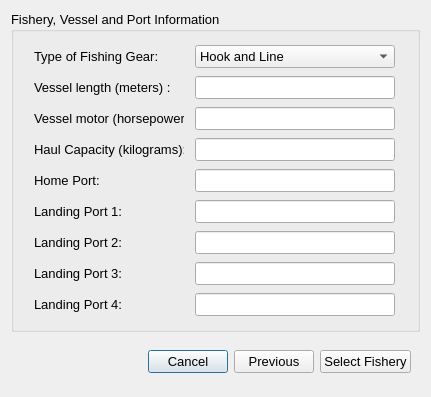
First picture: the form in cobi_loreto/Interview/fisherswindow.ui, repository Ecotrust/openoceanmap-desktop, before the edit.
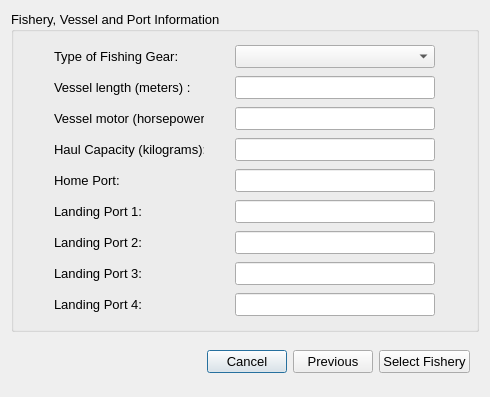
Second picture: the form after the edit.

Commit message: refinement of fishers form

```diff
--- a/cobi_loreto/Interview/fisherswindow.ui
+++ b/cobi_loreto/Interview/fisherswindow.ui
@@ -6,7 +6,7 @@
    <rect>
     <x>0</x>
     <y>0</y>
-    <width>431</width>
+    <width>490</width>
     <height>397</height>
    </rect>
   </property>
@@ -85,6 +85,11 @@
                <height>16777215</height>
               </size>
              </property>
+             <item>
+              <property name="text" >
+               <string/>
+              </property>
+             </item>
              <item>
               <property name="text" >
                <string>Hook and Line</string>
```
The commit also changes 2 other files.
